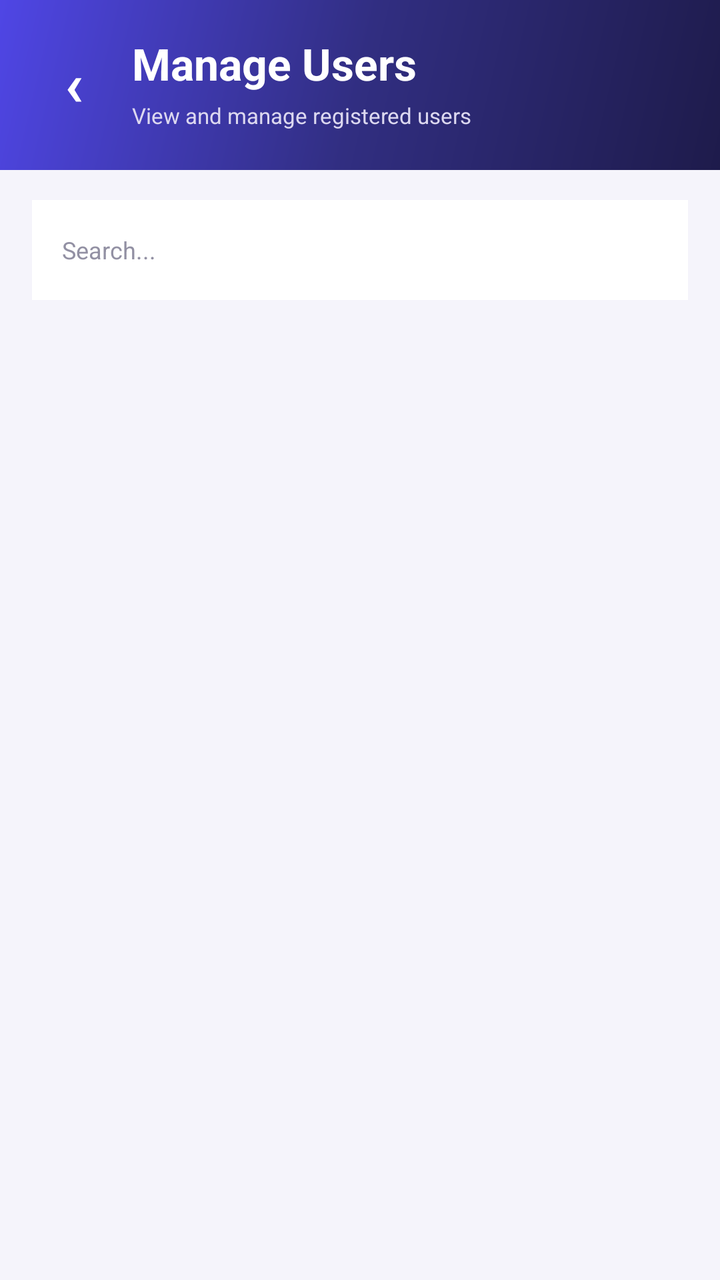
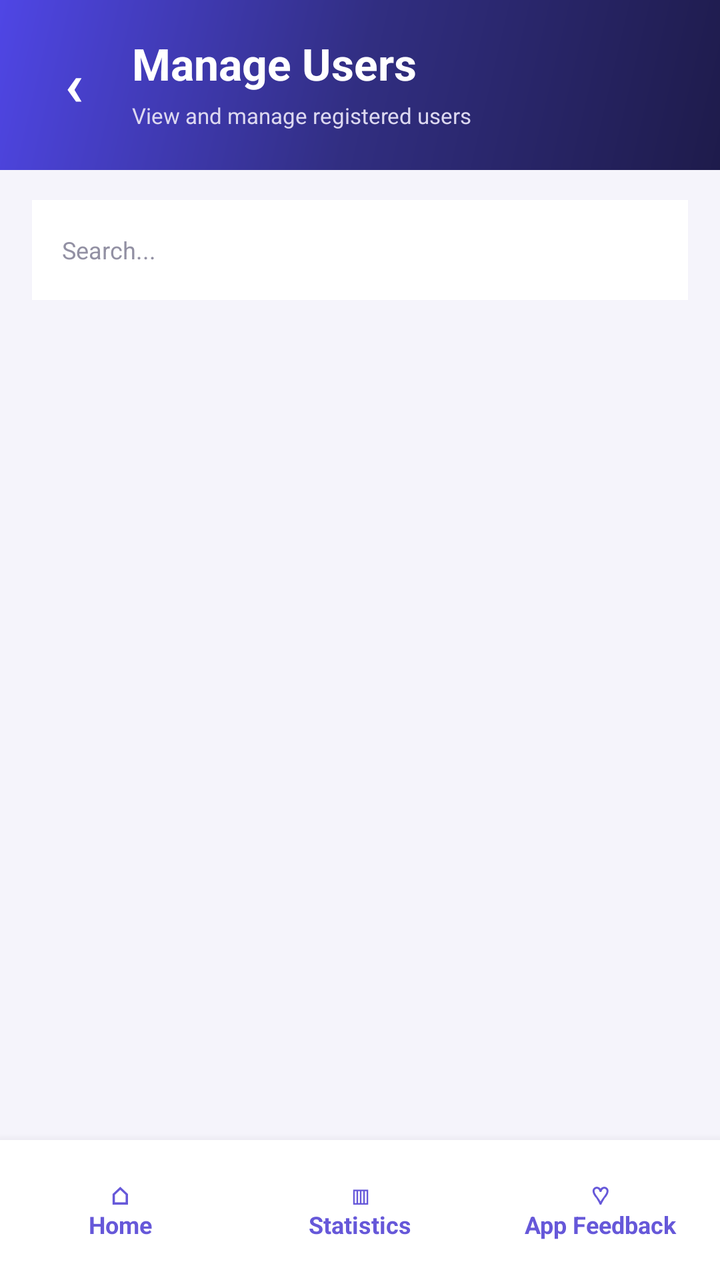

An Android layout rendered at two revisions. The XML below is the earlier revision; the diff shows what the commit changed to produce the second picture.
<!-- AndroidManifest.xml: application theme Theme.TapTask -->
<!-- res/layout/activity_admin_management.xml -->
<?xml version="1.0" encoding="utf-8"?>
<LinearLayout xmlns:android="http://schemas.android.com/apk/res/android"
    android:layout_width="match_parent"
    android:layout_height="match_parent"
    android:orientation="vertical"
    android:background="#F5F4FB">

    

    <LinearLayout
        android:layout_width="match_parent"
        android:layout_height="wrap_content"
        android:orientation="vertical"
        android:paddingStart="16dp"
        android:paddingTop="17dp"
        android:paddingEnd="16dp"
        android:paddingBottom="20dp"
        android:background="@drawable/bg_gradient_dark">

        <LinearLayout
            android:layout_width="match_parent"
            android:layout_height="wrap_content"
            android:gravity="center_vertical">

            <TextView
                android:id="@+id/btnManagementBack"
                android:layout_width="42dp"
                android:layout_height="42dp"
                android:gravity="center"
                android:text="‹"
                android:textColor="#FFFFFF"
                android:textSize="30sp"
                android:textStyle="bold"
                android:clickable="true"
                android:focusable="true" />

            <LinearLayout
                android:layout_width="0dp"
                android:layout_height="wrap_content"
                android:layout_weight="1"
                android:layout_marginStart="8dp"
                android:orientation="vertical">

                <TextView
                    android:id="@+id/tvManagementTitle"
                    android:layout_width="wrap_content"
                    android:layout_height="wrap_content"
                    android:text="Manage Users"
                    android:textColor="#FFFFFF"
                    android:textSize="22sp"
                    android:textStyle="bold" />

                <TextView
                    android:id="@+id/tvManagementSubtitle"
                    android:layout_width="wrap_content"
                    android:layout_height="wrap_content"
                    android:layout_marginTop="4dp"
                    android:text="View and manage registered users"
                    android:textColor="#DCD8F0"
                    android:textSize="11sp" />

            </LinearLayout>

        </LinearLayout>

    </LinearLayout>


    

    <EditText
        android:id="@+id/etManagementSearch"
        android:layout_width="match_parent"
        android:layout_height="50dp"
        android:layout_marginStart="16dp"
        android:layout_marginTop="15dp"
        android:layout_marginEnd="16dp"
        android:paddingStart="15dp"
        android:paddingEnd="15dp"
        android:background="#FFFFFF"
        android:hint="Search..."
        android:singleLine="true"
        android:textColor="#25233A"
        android:textColorHint="#9290A3"
        android:textSize="12sp" />


    

    <ScrollView
        android:layout_width="match_parent"
        android:layout_height="0dp"
        android:layout_weight="1"
        android:fillViewport="true">

        <LinearLayout
            android:id="@+id/managementContainer"
            android:layout_width="match_parent"
            android:layout_height="wrap_content"
            android:orientation="vertical"
            android:paddingStart="16dp"
            android:paddingTop="14dp"
            android:paddingEnd="16dp"
            android:paddingBottom="25dp" />

    </ScrollView>

</LinearLayout>
<!-- resources referenced by this layout -->
<resources>
  <!-- drawable bg_gradient_dark (drawable) -->
  <?xml version="1.0" encoding="utf-8"?>
  <shape xmlns:android="http://schemas.android.com/apk/res/android">
      <gradient
          android:angle="135"
          android:startColor="#1E1B4B"
          android:centerColor="#312E81"
          android:endColor="#4F46E5"
          android:type="linear"/>
  </shape>
  <style name="Theme.TapTask" parent="Base.Theme.TapTask" />
  <style name="Base.Theme.TapTask" parent="Theme.Material3.Light.NoActionBar">
          <item name="colorPrimary">@color/primary</item>
          <item name="colorPrimaryDark">@color/primary_dark</item>
          <item name="colorSecondary">@color/violet</item>
          <item name="android:statusBarColor">@color/primary_dark</item>
          <item name="android:windowBackground">@color/bg</item>
      </style>
  <color name="primary">#4F46E5</color>
  <color name="primary_dark">#3730A3</color>
  <color name="violet">#7C3AED</color>
  <color name="bg">#F0F4FF</color>
</resources>

<!-- the commit's change to res/layout/activity_admin_management.xml (unified diff, before → after) -->
@@ -105,4 +105,50 @@
 
     </ScrollView>
 
+    
+
+    <LinearLayout
+        android:id="@+id/bottomNavigation"
+        android:layout_width="match_parent"
+        android:layout_height="70dp"
+        android:orientation="horizontal"
+        android:gravity="center"
+        android:background="#FFFFFF"
+        android:elevation="8dp">
+
+        <TextView
+            android:id="@+id/btnNavHome"
+            android:layout_width="0dp"
+            android:layout_height="match_parent"
+            android:layout_weight="1"
+            android:gravity="center"
+            android:text="⌂\nHome"
+            android:textSize="12sp"
+            android:textStyle="bold"
+            android:textColor="#6658D9" />
+
+        <TextView
+            android:id="@+id/btnNavStatistics"
+            android:layout_width="0dp"
+            android:layout_height="match_parent"
+            android:layout_weight="1"
+            android:gravity="center"
+            android:text="▥\nStatistics"
+            android:textSize="12sp"
+            android:textStyle="bold"
+            android:textColor="#6658D9" />
+
+        <TextView
+            android:id="@+id/btnNavFeedback"
+            android:layout_width="0dp"
+            android:layout_height="match_parent"
+            android:layout_weight="1"
+            android:gravity="center"
+            android:text="♡\nApp Feedback"
+            android:textSize="12sp"
+            android:textStyle="bold"
+            android:textColor="#6658D9" />
+
+    </LinearLayout>
+
 </LinearLayout>
